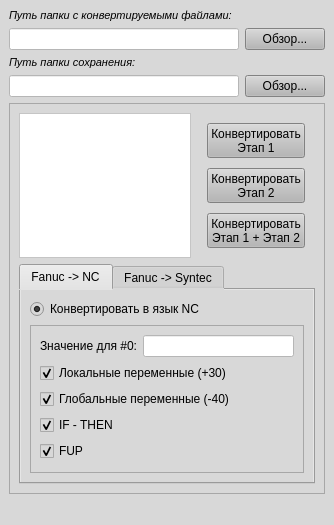
Qt form design.ui (licwim/Fanuc) before a commit.
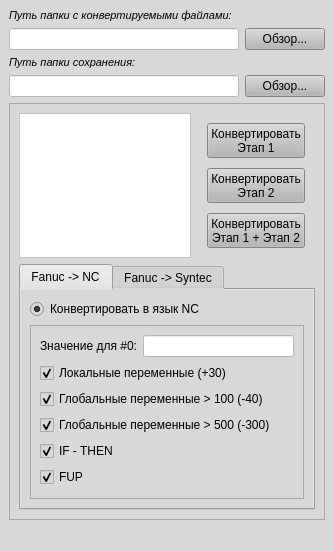
The same form after that commit. Icons and pictures are not drawn.

Diff of the .ui file:
```diff
--- a/design.ui
+++ b/design.ui
@@ -292,7 +292,17 @@
               <item>
                <widget class="QCheckBox" name="set_nc_GlobalVar">
                 <property name="text">
-                 <string>Глобальные переменные (-40)</string>
+                 <string>Глобальные переменные &gt; 100 (-40)</string>
+                </property>
+                <property name="checked">
+                 <bool>true</bool>
+                </property>
+               </widget>
+              </item>
+              <item>
+               <widget class="QCheckBox" name="set_nc_OverGlobalVar">
+                <property name="text">
+                 <string>Глобальные переменные &gt; 500 (-300)</string>
                 </property>
                 <property name="checked">
                  <bool>true</bool>
```
